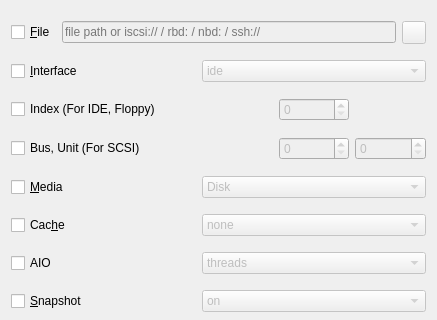
Above: src/Add_New_Device_Window.ui from chronic8000/aqemu before the change; both pictures show x 0 to 437 and y 0 to 320 of the 437 by 558 pixel window. Below: the same form after it.
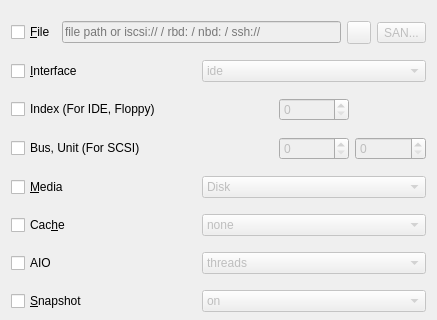
That is the form after the change. Icons and pictures are not drawn. Custom widgets are drawn as their Qt base class.

Diff of the .ui file:
```diff
--- a/src/Add_New_Device_Window.ui
+++ b/src/Add_New_Device_Window.ui
@@ -58,6 +58,23 @@
        </property>
       </widget>
      </item>
+     <item>
+      <widget class="QToolButton" name="TB_SAN_Browse">
+       <property name="enabled">
+        <bool>false</bool>
+       </property>
+       <property name="toolTip">
+        <string>Attach Remote SAN Storage (iSCSI target or NVMe-oF fabric endpoint)</string>
+       </property>
+       <property name="text">
+        <string>SAN...</string>
+       </property>
+       <property name="icon">
+        <iconset resource="../resources/icons.qrc">
+         <normaloff>:/preferences-system-network-sharing.png</normaloff>:/preferences-system-network-sharing.png</iconset>
+       </property>
+      </widget>
+     </item>
     </layout>
    </item>
    <item row="1" column="0" colspan="2">
```
Left out of the diff: 16 changed lines with no effect on the pictures.
